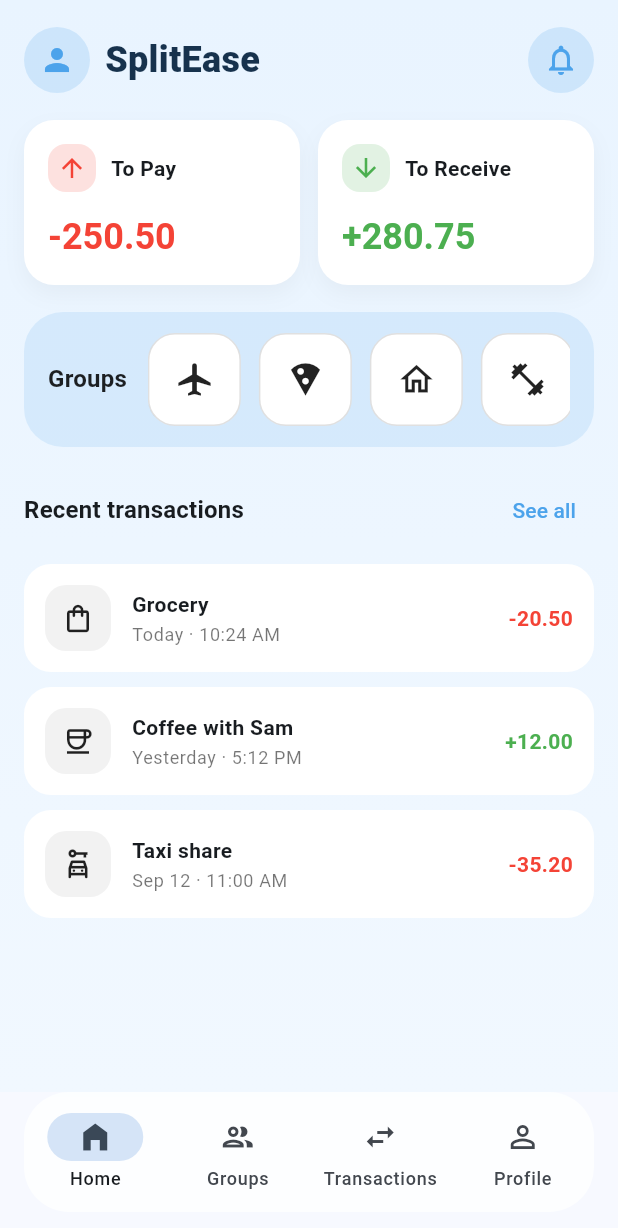
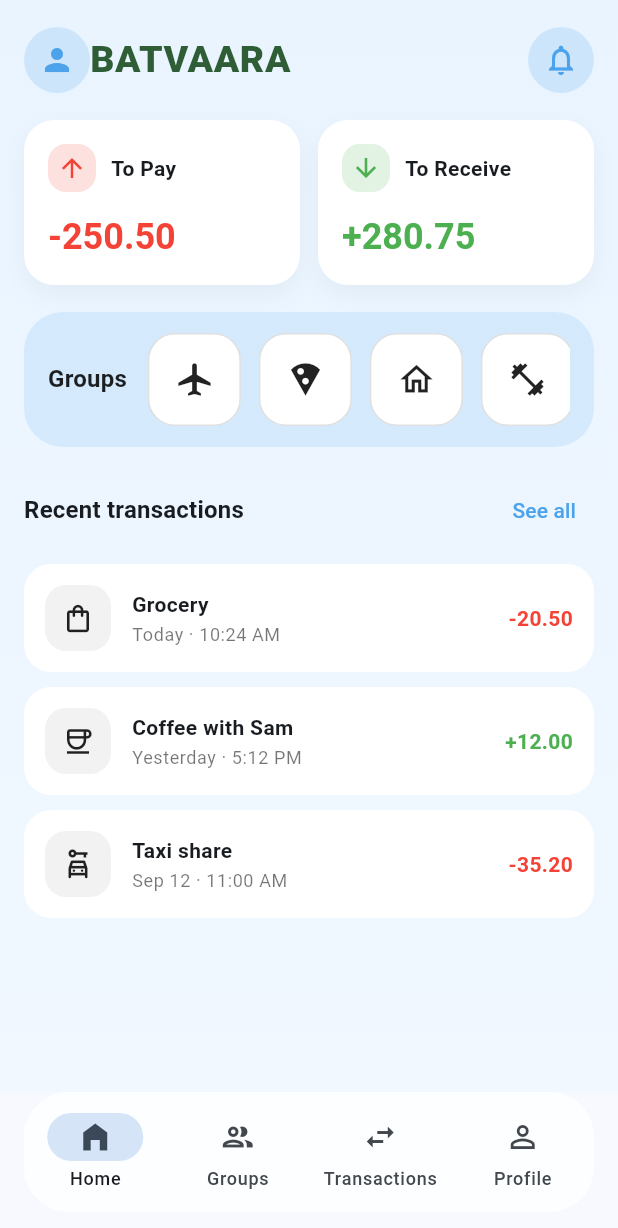
Before and after one commit to vismay-21/splitease, a Flutter app: the screen it shows once a user with an empty profile is signed in, on a phone screen of 412 x 824 dp. Shown: the top 1228 px of the screen. Run offline on Flutter 3.47's test engine with Material 3 defaults, Android fonts, the phone set to English and light mode, and no system bars; our stand-ins replace app_links, supabase_flutter; accounts and stored records are empty.

Commit message:
splitease changed to batvaara in homepage

```diff
--- a/lib/screens/home_screen.dart
+++ b/lib/screens/home_screen.dart
@@ -40,17 +40,15 @@ class HomeScreen extends StatelessWidget {
                             size: 24,
                           ),
                         ),
-                        const SizedBox(width: 10),
-                        Text(
-                          'SplitEase',
-                          style: Theme.of(context).textTheme.titleMedium
-                              ?.copyWith(
-                                fontSize: 24,
-                                fontWeight: FontWeight.w800,
-                                color: const Color(0xFF17324D),
-                                letterSpacing: 0.2,
-                              ),
-                        ),
+                         const Text(
+                'BATVAARA',
+                style: TextStyle(
+                  fontSize: 25,
+                  fontWeight: FontWeight.w800,
+                  color: Color(0xFF2E5D36),
+                  letterSpacing: 0.4,
+                ),
+              ),
                       ],
                     ),
                     CircleAvatar(
```
